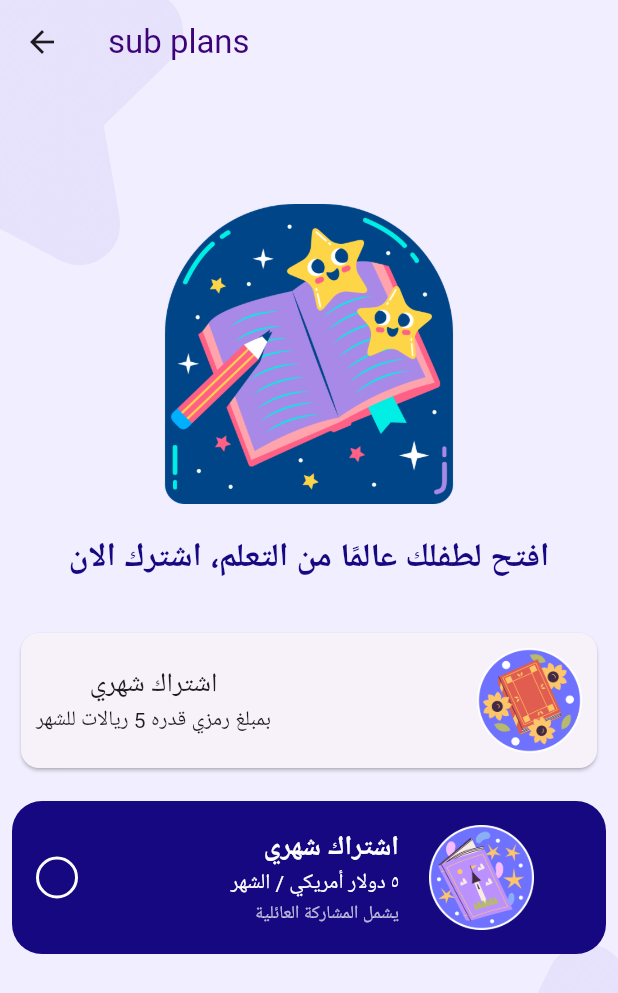
After one commit to RawanTallha/Storytellers, a Flutter app: the SubscriptionPage screen opened directly, on a phone screen of 412 x 824 dp. The commit adds this screen. Shown: the top 993 px of the screen. Run offline on Flutter 3.47's test engine with Material 3 defaults, Android fonts, the phone set to English and light mode, and no system bars.

Commit message:
Subscription page

```diff
--- /dev/null
+++ b/storytellers/lib/card/subscription_card.dart
@@ -0,0 +1,210 @@
+import 'package:flutter/material.dart';
+
+class SubscriptionCard extends StatefulWidget {
+  final String iconImagePath;
+
+  SubscriptionCard({
+    required this.iconImagePath,
+    Key? key,
+  }) : super(key: key);
+
+  @override
+  State<SubscriptionCard> createState() => _SubscriptionCardState();
+}
+
+class _SubscriptionCardState extends State<SubscriptionCard> {
+  bool isChecked = false;
+
+  @override
+  Widget build(BuildContext context) {
+    return GestureDetector(
+      onTap: () {
+        setState(() {
+          isChecked = !isChecked;
+        });
+      },
+      child: Padding(
+        padding: const EdgeInsets.all(8.0),
+        child: Container(
+          decoration: BoxDecoration(
+            color: Color.fromARGB(255, 22, 8, 128),
+            borderRadius: BorderRadius.circular(20),
+          ),
+          padding: const EdgeInsets.all(16),
+          child: Row(
+            crossAxisAlignment: CrossAxisAlignment.center,
+            children: [
+              Container(
+                decoration: BoxDecoration(
+                  shape: BoxShape.circle,
+                  border: Border.all(
+                    color: Colors.white, // Border color
+                    width: 2, // Border width
+                  ),
+                ),
+                child: Icon(
+                  isChecked ? Icons.check_circle : Icons.radio_button_unchecked,
+                  color: isChecked ? Colors.white : Colors.transparent,
+                  size: 24,
+                ),
+              ),
+
+              // Text Column
+              Expanded(
+                child: Column(
+                  crossAxisAlignment: CrossAxisAlignment.end,
+                  children: [
+                    Text(
+                      'اشتراك شهري',
+                      style: TextStyle(
+                        fontSize: 18,
+                        fontWeight: FontWeight.bold,
+                        color: Colors.white,
+                      ),
+                    ),
+                    Text(
+                      '٥ دولار أمريكي / الشهر',
+                      style: TextStyle(
+                        fontSize: 14,
+                        color: Colors.white,
+                      ),
+                    ),
+                    Text(
+                      'يشمل المشاركة العائلية',
+                      style: TextStyle(
+                        fontSize: 12,
+                        color: Colors.white70,
+                      ),
+                    ),
+                  ],
+                ),
+              ),
+              SizedBox(
+                width: 20,
+              ),
+              // Icon Image
+              Image.asset(
+                widget.iconImagePath,
+                height: 70,
+                fit: BoxFit.cover,
+              ),
+              SizedBox(width: 16),
+              // Checkbox with border
+
+              SizedBox(width: 16),
+            ],
+          ),
+        ),
+      ),
+    );
+  }
+}
+
+
+
+
+
+
+// import 'package:flutter/material.dart';
+
+// class SubscriptionCard extends StatefulWidget {
+//   final String iconImagePath;
+
+//   SubscriptionCard({
+//     required this.iconImagePath,
+//     Key? key,
+//   }) : super(key: key);
+
+//   @override
+//   State<SubscriptionCard> createState() => _SubscriptionCardState();
+// }
+
+// class _SubscriptionCardState extends State<SubscriptionCard> {
+//   bool isChecked = false;
+
+//   @override
+//   Widget build(BuildContext context) {
+//     return GestureDetector(
+//       onTap: () {
+//         setState(() {
+//           isChecked = !isChecked;
+//         });
+//       },
+//       child: Padding(
+//         padding: const EdgeInsets.all(8.0),
+//         child: Container(
+//           decoration: BoxDecoration(
+//             color: Color.fromARGB(255, 22, 8, 128),
+//             borderRadius: BorderRadius.circular(20),
+//           ),
+//           padding: const EdgeInsets.all(16),
+//           child: Stack(
+//             children: [
+//               Row(
+//                 crossAxisAlignment: CrossAxisAlignment.center,
+//                 children: [
+//                   // Icon Image
+//                   Image.asset(
+//                     widget.iconImagePath,
+//                     height: 70,
+//                     fit: BoxFit.cover,
+//                   ),
+//                   SizedBox(width: 16),
+//                   // Text Column
+//                   Expanded(
+//                     child: Column(
+//                       crossAxisAlignment: CrossAxisAlignment.end,
+//                       children: [
+//                         Text(
+//                           'اشتراك شهري',
+//                           style: TextStyle(
+//                             fontSize: 18,
+//                             fontWeight: FontWeight.bold,
+//                             color: Colors.white,
+//                           ),
+//                         ),
+//                         Text(
+//                           '٥ دولار أمريكي / الشهر',
+//                           style: TextStyle(
+//                             fontSize: 14,
+//                             color: Colors.white,
+//                           ),
+//                         ),
+//                         Text(
+//                           'يشمل المشاركة العائلية',
+//                           style: TextStyle(
+//                             fontSize: 12,
+//                             color: Colors.white70,
+//                           ),
+//                         ),
+//                       ],
+//                     ),
+//                   ),
+//                 ],
+//               ),
+//               // Checkbox at the top-right corner
+//               Positioned(
+//                 top: 8,
+//                 right: 8,
+//                 child: Container(
+//                   decoration: BoxDecoration(
+//                     shape: BoxShape.circle,
+//                     border: Border.all(
+//                       color: Colors.white,
+//                       width: 2,
+//                     ),
+//                   ),
+//                   child: Icon(
+//                     isChecked ? Icons.check_circle : Icons.radio_button_unchecked,
+//                     color: isChecked ? Colors.white : Colors.transparent,
+//                     size: 24,
+//                   ),
+//                 ),
+//               ),
+//             ],
+//           ),
+//         ),
+//       ),
+//     );
+//   }
+// }
--- a/storytellers/lib/pages/generate_story_page.dart
+++ b/storytellers/lib/pages/generate_story_page.dart
@@ -267,6 +267,18 @@ class _GenerateStoryState extends State<GenerateStory> {
                                       characterName: 'TinkerBell',
                                       charcterImagePath:
                                           'lib/assets/character/tinker-bell.png'),
+                                  CharacterCard(
+                                      characterName: 'Pirate',
+                                      charcterImagePath:
+                                          'lib/assets/character/pirate.png'),
+                                  CharacterCard(
+                                      characterName: 'Princess',
+                                      charcterImagePath:
+                                          'lib/assets/character/princess-hair.png'),
+                                  CharacterCard(
+                                      characterName: 'Princess?',
+                                      charcterImagePath:
+                                          'lib/assets/character/red-hood.png'),
                                 ]),
                           ),
                         ],
--- a/storytellers/lib/pages/home_page.dart
+++ b/storytellers/lib/pages/home_page.dart
@@ -5,6 +5,7 @@ import 'package:storytellers/card/genre_card.dart';
 import 'package:flutter/material.dart';
 import 'package:storytellers/pages/recent_story_page.dart';
 import 'package:storytellers/pages/story_page.dart';
+import 'package:storytellers/pages/subscription_page.dart';
 
 class HomePage extends StatefulWidget {
   const HomePage({super.key});
@@ -59,6 +60,16 @@ class _HomePageState extends State<HomePage> {
               title: Text('Settings'),
               onTap: () {
                 // Action for Settings
+              },
+            ),
+            ListTile(
+              leading: Icon(Icons.attach_money,
+                  color: Color.fromARGB(255, 121, 89, 178)),
+              title: Text('subscription plans'),
+              onTap: () {
+                Navigator.push(context, MaterialPageRoute(builder: (context) {
+                  return SubscriptionPage();
+                }));
               },
             ),
             ListTile(
--- /dev/null
+++ b/storytellers/lib/pages/subscription_page.dart
@@ -0,0 +1,98 @@
+// ignore_for_file: prefer_const_constructors, prefer_const_literals_to_create_immutables
+
+import 'package:flutter/material.dart';
+import 'package:storytellers/card/subscription_card.dart';
+
+class SubscriptionPage extends StatelessWidget {
+  const SubscriptionPage({super.key});
+
+  @override
+  Widget build(BuildContext context) {
+    return Scaffold(
+      extendBodyBehindAppBar: true, // Extend the body behind the app bar
+      appBar: AppBar(
+        title: const Text(
+          'sub plans',
+          style: TextStyle(color: Color.fromARGB(255, 61, 4, 122)),
+        ),
+        backgroundColor: Colors.transparent, // Makes the app bar transparent
+        elevation: 0, // Removes the app bar shadow
+      ),
+      body: Stack(
+        children: [
+          Image.asset(
+            'lib/assets/sub-page.png',
+            width: double.infinity,
+            height: double.infinity,
+            fit: BoxFit.cover,
+          ),
+
+          // Main content
+          SafeArea(
+              child: SingleChildScrollView(
+            child: Center(
+              child: Column(
+                children: [
+                  SizedBox(
+                    height: 80,
+                  ),
+                  Image.asset(
+                    'lib/assets/book (2).png',
+                    height: 200,
+                  ),
+                  SizedBox(
+                    height: 20,
+                  ),
+                  Text(
+                    'افتح لطفلك عالمًا من التعلم، اشترك الان',
+                    style: TextStyle(
+                        fontSize: 22,
+                        fontWeight: FontWeight.bold,
+                        color: Color.fromARGB(255, 22, 8, 128)),
+                  ),
+                  SizedBox(height: 20),
+                  Padding(
+                    padding: const EdgeInsets.all(10.0),
+                    child: Card(
+                      // color: Color.fromARGB(192, 219, 201, 247),
+                      child: Padding(
+                        padding: const EdgeInsets.all(10.0),
+                        child: Row(
+                          mainAxisAlignment: MainAxisAlignment.spaceBetween,
+                          children: [
+                            Column(
+                              children: [
+                                Text(
+                                  'اشتراك شهري',
+                                  style: TextStyle(
+                                    fontSize: 18,
+                                    fontWeight: FontWeight.w500,
+                                  ),
+                                ),
+                                Text(
+                                  'بمبلغ رمزي قدره 5 ريالات للشهر',
+                                  style: TextStyle(
+                                    fontSize: 14,
+                                  ),
+                                ),
+                              ],
+                            ),
+                            Image.asset(
+                              'lib/assets/book (1).png',
+                              height: 70,
+                            ),
+                          ],
+                        ),
+                      ),
+                    ),
+                  ),
+                  SubscriptionCard(iconImagePath: 'lib/assets/book (3).png'),
+                ],
+              ),
+            ),
+          ))
+        ],
+      ),
+    );
+  }
+}
```
Also changed, not shown: storytellers/lib/assets/book (1).png (added), storytellers/lib/assets/book (2).png (added), storytellers/lib/assets/book (3).png (added), storytellers/lib/assets/character/pirate.png (added), storytellers/lib/assets/character/princess-hair.png (added), storytellers/lib/assets/character/red-hood.png (added), storytellers/lib/assets/sub-page.png (added).
